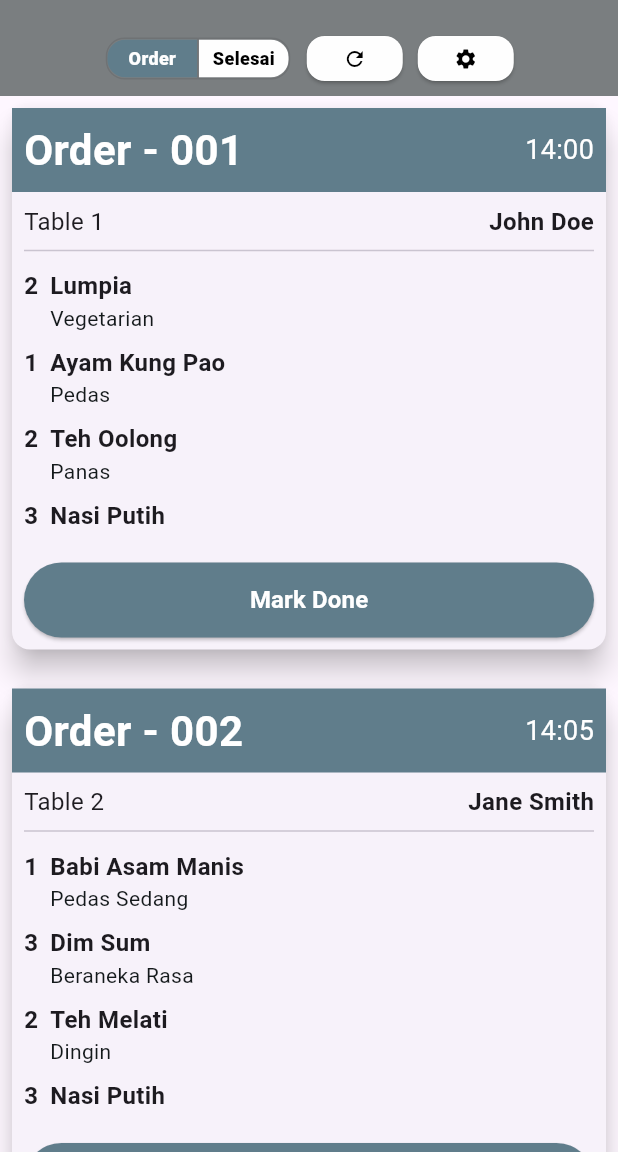
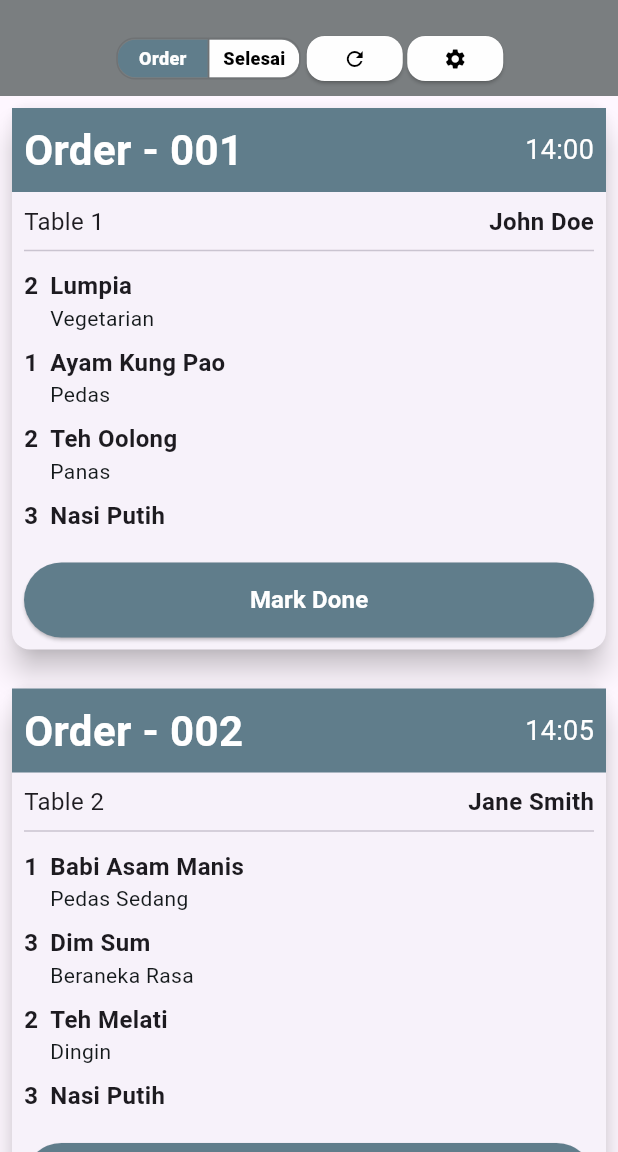
Before and after one commit to agilma/kitchen, a Flutter app: the screen it shows after launch, on a phone screen of 412 x 824 dp, the part 84-1236 px from its top. Run offline on Flutter 3.47's test engine with Material 3 defaults, Android fonts, the phone set to English and light mode, and no system bars.

Commit message:
responsive 2

```diff
--- a/lib/screen/components/appbar_section.dart
+++ b/lib/screen/components/appbar_section.dart
@@ -23,9 +23,7 @@ class BuildAppbar extends StatefulWidget implements PreferredSizeWidget {
 
   @override
   Size get preferredSize {
-    // Mendapatkan orientasi perangkat
     final Orientation orientation = MediaQueryData.fromWindow(WidgetsBinding.instance.window).orientation;
-    // Mengatur tinggi AppBar berdasarkan orientasi
     final double height = orientation == Orientation.landscape ? 60.0 : 120.0;
     return Size.fromHeight(height);
   }
@@ -66,7 +64,7 @@ class _BuildAppbarState extends State<BuildAppbar> {
 
     return AppBar(
       backgroundColor: HeaderColor,
-      toolbarHeight: widget.preferredSize.height, // Menggunakan tinggi dari preferredSize
+      toolbarHeight: widget.preferredSize.height,
       title: isLandscape
           ? Row(
               children: [
@@ -92,10 +90,11 @@ class _BuildAppbarState extends State<BuildAppbar> {
                     color: const Color(0xFFFEFEFE),
                   ),
                 ),
-                SizedBox(width: isTablet ? 15 : 10),
-                Container(
-                  width: isTablet ? (isLandscape ? 180 : 160) : (isLandscape ? 130 : 120),
-                  height: isTablet ? (isLandscape ? 30 : 25) : (isLandscape ? 25 : 20),
+                SizedBox(width: isTablet ? 10 : 5),
+                Flexible(
+                  child: Container(
+                    width: isTablet ? (isLandscape ? 150 : 140) : (isLandscape ? 100 : 90),
+                    height: isTablet ? (isLandscape ? 25 : 20) : (isLandscape ? 20 : 15),
                     decoration: BoxDecoration(
                       color: const Color(0xFFFEFEFE),
                       borderRadius: BorderRadius.circular(12),
@@ -126,7 +125,8 @@ class _BuildAppbarState extends State<BuildAppbar> {
                       ),
                     ),
                   ),
-                const Spacer(),
+                ),
+                Spacer(),
                 Container(
                   height: isTablet ? (isLandscape ? 35 : 30) : (isLandscape ? 30 : 25),
                   decoration: BoxDecoration(
@@ -145,7 +145,7 @@ class _BuildAppbarState extends State<BuildAppbar> {
                     },
                     children: <Widget>[
                       Container(
-                        width: isTablet ? (isLandscape ? 80 : 70) : (isLandscape ? 70 : 60),
+                        width: isTablet ? (isLandscape ? 70 : 60) : (isLandscape ? 60 : 50),
                         height: isTablet ? (isLandscape ? 35 : 30) : (isLandscape ? 30 : 25),
                         decoration: BoxDecoration(
                           color: widget.selectedIndex == 0 ? OrderStatusColor : const Color(0xFFFEFEFE),
@@ -165,7 +165,7 @@ class _BuildAppbarState extends State<BuildAppbar> {
                         ),
                       ),
                       Container(
-                        width: isTablet ? (isLandscape ? 80 : 70) : (isLandscape ? 70 : 60),
+                        width: isTablet ? (isLandscape ? 70 : 60) : (isLandscape ? 60 : 50),
                         height: isTablet ? (isLandscape ? 35 : 30) : (isLandscape ? 30 : 25),
                         decoration: BoxDecoration(
                           color: widget.selectedIndex == 1 ? DoneStatusColor : const Color(0xFFFEFEFE),
@@ -187,7 +187,7 @@ class _BuildAppbarState extends State<BuildAppbar> {
                     ],
                   ),
                 ),
-                SizedBox(width: isTablet ? 8 : 5),
+                SizedBox(width: isTablet ? 5 : 3),
                 ElevatedButton(
                   onPressed: _refreshData,
                   style: ElevatedButton.styleFrom(
@@ -196,18 +196,20 @@ class _BuildAppbarState extends State<BuildAppbar> {
                       borderRadius: BorderRadius.circular(12),
                     ),
                     minimumSize: Size(
-                      isTablet ? (isLandscape ? 40 : 35) : (isLandscape ? 35 : 30),
+                      isTablet ? (isLandscape ? 35 : 30) : (isLandscape ? 30 : 25),
                       isTablet ? (isLandscape ? 35 : 30) : (isLandscape ? 30 : 25),
                     ),
                   ),
                   child: Icon(
                     Icons.refresh,
                     color: Colors.black,
-                    size: isTablet ? (isLandscape ? 20 : 18) : (isLandscape ? 18 : 16),
+                    size: isTablet ? (isLandscape ? 18 : 16) : (isLandscape ? 16 : 14),
                   ),
                 ),
-                SizedBox(width: isTablet ? 8 : 5),
-                ElevatedButton(
+                SizedBox(width: isTablet ? 5 : 3),
+                Align(
+                  alignment: Alignment.centerRight,
+                  child: ElevatedButton(
                     onPressed: () {
                       // Add your settings functionality here
                     },
@@ -217,14 +219,15 @@ class _BuildAppbarState extends State<BuildAppbar> {
                         borderRadius: BorderRadius.circular(12),
                       ),
                       minimumSize: Size(
-                      isTablet ? (isLandscape ? 40 : 35) : (isLandscape ? 35 : 30),
+                        isTablet ? (isLandscape ? 35 : 30) : (isLandscape ? 30 : 25),
                         isTablet ? (isLandscape ? 35 : 30) : (isLandscape ? 30 : 25),
                       ),
                     ),
                     child: Icon(
                       Icons.settings,
                       color: Colors.black,
-                    size: isTablet ? (isLandscape ? 20 : 18) : (isLandscape ? 18 : 16),
+                      size: isTablet ? (isLandscape ? 18 : 16) : (isLandscape ? 16 : 14),
+                    ),
                   ),
                 ),
               ],
@@ -300,7 +303,8 @@ class _BuildAppbarState extends State<BuildAppbar> {
                 Row(
                   mainAxisAlignment: MainAxisAlignment.center,
                   children: [
-                    Container(
+                    Flexible(
+                      child: Container(
                         height: isTablet ? 35 : 30,
                         decoration: BoxDecoration(
                           borderRadius: BorderRadius.circular(12),
@@ -360,7 +364,8 @@ class _BuildAppbarState extends State<BuildAppbar> {
                           ],
                         ),
                       ),
-                    SizedBox(width: 10),
+                    ),
+                    SizedBox(width: isTablet ? 5 : 3),
                     ElevatedButton(
                       onPressed: _refreshData,
                       style: ElevatedButton.styleFrom(
@@ -379,7 +384,7 @@ class _BuildAppbarState extends State<BuildAppbar> {
                         size: isTablet ? 18 : 16,
                       ),
                     ),
-                    SizedBox(width: 10),
+                    SizedBox(width: isTablet ? 5 : 3),
                     ElevatedButton(
                       onPressed: () {
                         // Add your settings functionality here
```
Lines whose indentation alone changed are shown as unchanged.
